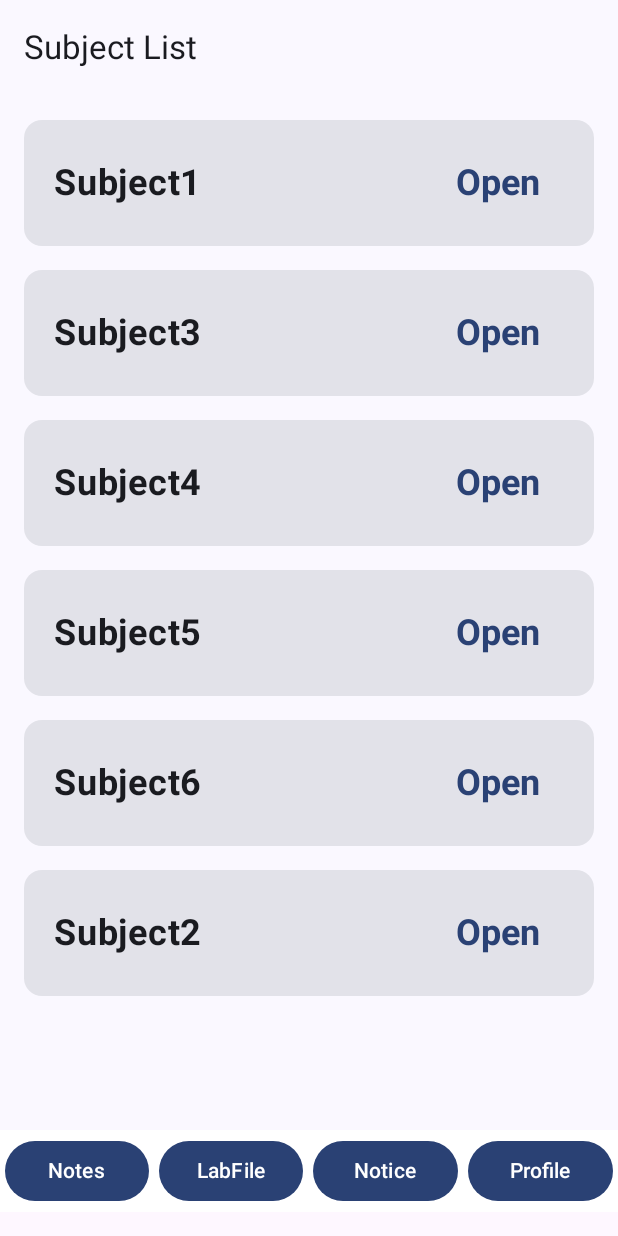
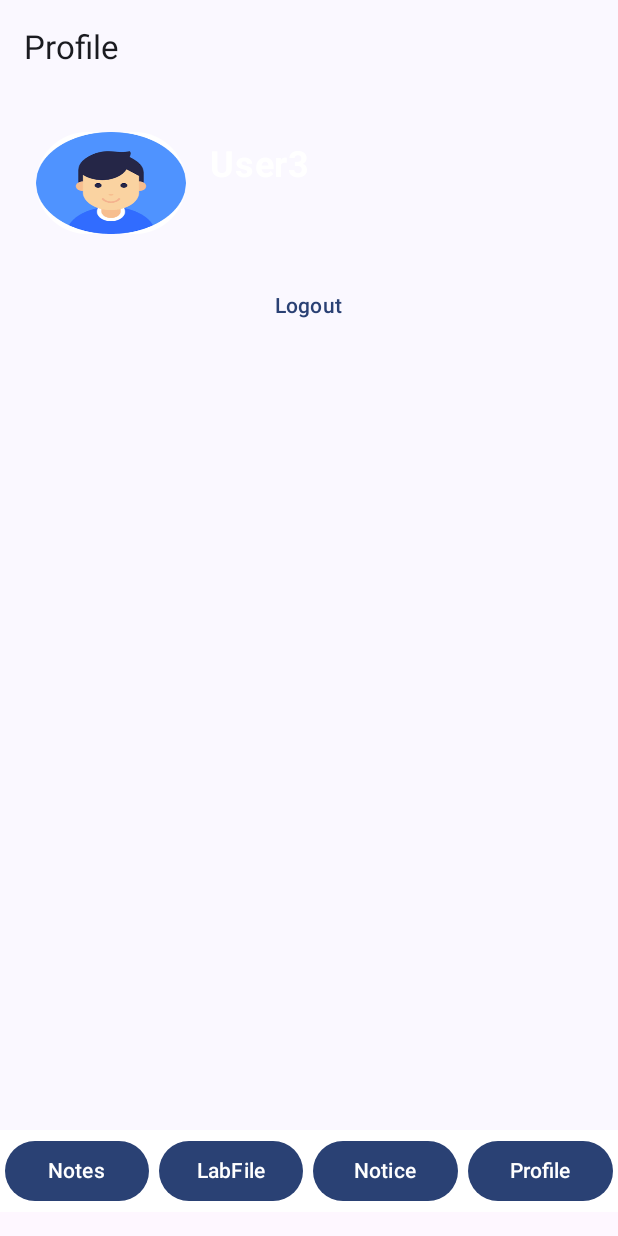
Before and after one commit to saurabhalp/MyProjectApp, an Android app built with Jetpack Compose: the App screen opened through its navigation route, after a tap on "Profile", on a phone screen of 412 x 824 dp. Run offline under Robolectric (Android 15) with nearby library versions, the phone set to English and light mode, and no system bars; our stand-ins replace Firebase (no records; nobody signed in at launch, a user with empty details on screens opened directly).

Commit message:
Added Profile

```diff
--- a/app/src/main/java/com/saurabhalp/myprojectapp/LoginScreen.kt
+++ b/app/src/main/java/com/saurabhalp/myprojectapp/LoginScreen.kt
@@ -48,6 +48,7 @@ import androidx.compose.ui.text.input.VisualTransformation
 import androidx.compose.ui.tooling.preview.Preview
 import androidx.compose.ui.unit.dp
 import androidx.compose.ui.unit.sp
+import androidx.lifecycle.ViewModel
 import androidx.navigation.compose.rememberNavController
 import com.google.firebase.auth.FirebaseAuth
 import com.google.firebase.auth.ktx.auth
@@ -55,7 +56,7 @@ import com.google.firebase.ktx.Firebase
 
 lateinit var auth : FirebaseAuth
 @Composable
-fun LoginScreen(navController: NavHostController) {
+fun LoginScreen(navController: NavHostController,viewModel: MainViewModel) {
     var email = remember { mutableStateOf("") }
     var password = remember { mutableStateOf("") }
     var passwordVisible = remember { mutableStateOf(false) }
@@ -145,6 +146,7 @@ fun LoginScreen(navController: NavHostController) {
                                             loading = false
                                             MainViewModel().login()
                                             navController.navigate("home2")
+                                            navController.popBackStack("login", inclusive = true)
                                         } else {
                                             loading = false
                                             Toast.makeText(context, "Error", Toast.LENGTH_SHORT)
@@ -179,5 +181,5 @@ fun LoginScreen(navController: NavHostController) {
 @Composable
 @Preview
 fun loginPreview(){
-    LoginScreen(rememberNavController())
+    LoginScreen(rememberNavController(),MainViewModel())
 }
--- a/app/src/main/java/com/saurabhalp/myprojectapp/MainActivity.kt
+++ b/app/src/main/java/com/saurabhalp/myprojectapp/MainActivity.kt
@@ -37,6 +37,7 @@ import androidx.compose.ui.Alignment
 import androidx.compose.ui.Modifier
 import androidx.compose.ui.graphics.Color
 import androidx.compose.ui.graphics.vector.ImageVector
+import androidx.compose.ui.platform.LocalContext
 import androidx.compose.ui.text.font.FontWeight
 import androidx.compose.ui.tooling.preview.Preview
 import androidx.compose.ui.unit.dp
@@ -86,8 +87,13 @@ fun fetchUsername(uid: String, context: Context, onResult: (String) -> Unit) {
 }
 @Composable
 fun Greeting(name: String) {
-        Surface(modifier = Modifier.fillMaxSize().statusBarsPadding()) {
-            Box (Modifier.fillMaxSize().background(color = Color.Gray)){
+        Surface(modifier = Modifier
+            .fillMaxSize()
+            .statusBarsPadding()) {
+            Box (
+                Modifier
+                    .fillMaxSize()
+                    .background(color = Color.Gray)){
                 Column(horizontalAlignment = Alignment.CenterHorizontally,
                     verticalArrangement = Arrangement.Center,
                     modifier = Modifier
@@ -114,22 +120,45 @@ fun previewHome(){
 @Composable
 fun MainScreen(viewModel: MainViewModel) {
     val navController = rememberNavController()
+    val context = LocalContext.current
 
     Scaffold(
         modifier = Modifier.padding(bottom = 16.dp),
         bottomBar = {
-                Row (Modifier.fillMaxWidth().background(Color.White)){
-                    Button(onClick = {navController.navigate("home2")},
-                        Modifier.weight(1f).padding(3.dp)) { Text("Notes", )
+                Row (
+                    Modifier
+                        .fillMaxWidth()
+                        .background(Color.White)){
+                    Button(onClick = {
+                        if(FirebaseAuth.getInstance().currentUser!=null){
+                            navController.popBackStack()
+                        navController.navigate("home2")
+                        }
+                        else{
+                            Toast.makeText(context, "Login First", Toast.LENGTH_SHORT).show()
+                            }},
+
+                            Modifier
+                                .weight(1f)
+                                .padding(3.dp)) { Text("Notes", )
                     }
                     Button(onClick = { },
-                        Modifier.weight(1f).padding(3.dp)) { Text("LabFile",maxLines = 1)
+                        Modifier
+                            .weight(1f)
+                            .padding(3.dp)) { Text("LabFile",maxLines = 1)
                     }
                     Button(onClick = {},
-                        Modifier.weight(1f).padding(3.dp)) { Text("Notice")
+                        Modifier
+                            .weight(1f)
+                            .padding(3.dp)) { Text("Notice")
                     }
-                    Button(onClick = {},
-                        Modifier.weight(1f).padding(3.dp)) { Text("Profile")
+                    Button(onClick = { navController.popBackStack()
+                        navController.navigate("profile")
+
+                                     },
+                        Modifier
+                            .weight(1f)
+                            .padding(3.dp)) { Text("Profile")
                     }}
 
         }
@@ -139,9 +168,10 @@ fun MainScreen(viewModel: MainViewModel) {
                 if (FirebaseAuth.getInstance().currentUser != null) "home2" else
                     "login"
             ) {
-                composable("login") { LoginScreen(navController) }
+                composable("login") { LoginScreen(navController,viewModel) }
                 composable("signup") { Screen2(navController) }
                 composable("home2") { App(navController) }
+                composable("profile") { ProfileScreen() }
                 composable("App2/{detailText}") { backStackEntry ->
                     val detailText = backStackEntry.arguments?.getString("detailText") ?: ""
                     App2(navController, detailText)
--- a/app/src/main/java/com/saurabhalp/myprojectapp/PdfScreen.kt
+++ b/app/src/main/java/com/saurabhalp/myprojectapp/PdfScreen.kt
@@ -182,7 +182,9 @@ fun NotesList(id: String,navController: NavController) {
                 TextButton(onClick = {
                     FirebaseAuth.getInstance().signOut()
                     navController.navigate("login")
+                    navController.popBackStack("home2", inclusive = true)
                 }
+
                 ) { Text(text = "Logout") }
             }
         }
@@ -329,7 +331,6 @@ fun notePreview(){
 //        }
 //}
 
-
 @Composable
 fun PdfItemView(pdf: NotesPdf) {
     val context = LocalContext.current
--- /dev/null
+++ b/app/src/main/java/com/saurabhalp/myprojectapp/ProfileScreen.kt
@@ -0,0 +1,120 @@
+package com.saurabhalp.myprojectapp
+
+import android.util.Log
+import android.view.RoundedCorner
+import android.widget.Toast
+import androidx.compose.foundation.Image
+import androidx.compose.foundation.layout.Box
+import androidx.compose.foundation.layout.Column
+import androidx.compose.foundation.layout.Row
+import androidx.compose.foundation.layout.fillMaxSize
+import androidx.compose.foundation.layout.fillMaxWidth
+import androidx.compose.foundation.layout.height
+import androidx.compose.foundation.layout.padding
+import androidx.compose.foundation.shape.CircleShape
+import androidx.compose.foundation.shape.RoundedCornerShape
+import androidx.compose.material3.Button
+import androidx.compose.material3.ExperimentalMaterial3Api
+import androidx.compose.material3.Scaffold
+import androidx.compose.material3.Text
+import androidx.compose.material3.TextButton
+import androidx.compose.material3.TopAppBar
+import androidx.compose.runtime.Composable
+import androidx.compose.runtime.mutableStateOf
+import androidx.compose.runtime.remember
+import androidx.compose.ui.Alignment
+import androidx.compose.ui.Modifier
+import androidx.compose.ui.draw.clip
+import androidx.compose.ui.graphics.Color
+import androidx.compose.ui.layout.ContentScale
+import androidx.compose.ui.platform.LocalContext
+import androidx.compose.ui.res.painterResource
+import androidx.compose.ui.text.font.FontWeight
+import androidx.compose.ui.tooling.preview.Preview
+import androidx.compose.ui.unit.dp
+import androidx.compose.ui.unit.sp
+import com.google.firebase.auth.FirebaseAuth
+import com.google.firebase.firestore.FirebaseFirestore
+
+@OptIn(ExperimentalMaterial3Api::class)
+@Composable
+fun ProfileScreen(){
+    val context = LocalContext.current
+    var email = remember { mutableStateOf("") }
+    var name = remember { mutableStateOf("") }
+    var db = FirebaseAuth.getInstance().currentUser
+    if(db!=null){
+    email.value = db.email.toString()
+    }
+    else{
+        name.value = "Error Getting Email"
+    }
+        var docRef = db?.let { FirebaseFirestore.getInstance().collection("users").document(it.uid) }
+    if (docRef != null) {
+        docRef.get()
+            .addOnSuccessListener { document ->
+                if (document != null) {
+                    name.value = document.getString("name") ?: "User3"
+                } else {
+                    Toast.makeText(context, "error in fetching name", Toast.LENGTH_SHORT).show()
+                    name.value = "User1"
+                }
+            }
+            .addOnFailureListener { exception ->
+                Log.w("FetchUsername", "Error getting document", exception)
+                name.value = "UserName"
+            }
+    }
+    Scaffold(
+        topBar = {
+            TopAppBar(title = { Text("Profile") })
+        }
+    ) {
+
+        Column(Modifier.fillMaxSize().padding(it)) {
+            Row(Modifier.fillMaxWidth().padding(8.dp).height(100.dp)) {
+                Box(Modifier.padding(8.dp).weight(1f)) {
+                    Image(
+                        painter = painterResource(R.drawable.profile),
+                        contentDescription = "Profile",
+                        contentScale = ContentScale.FillBounds,
+                        modifier = Modifier.height(100.dp)
+                            .padding(8.dp).clip(RoundedCornerShape(50))
+                    )
+                }
+
+                Column(Modifier.weight(2f).align(Alignment.CenterVertically)) {
+                    Text(
+                        name.value,
+                        color = Color.White,
+                        fontWeight = FontWeight.Bold,
+                        fontSize = 24.sp
+                    )
+
+                    Text(
+                        text = email.value,
+                        color = Color.White
+                    )
+                }
+
+
+            }
+
+            TextButton(onClick = {
+                FirebaseAuth.getInstance().signOut()
+            }, Modifier.align(Alignment.CenterHorizontally)) {
+                Text("Logout")
+            }
+
+
+        }
+    }
+}
+
+
+
+@Preview
+@Composable
+fun ScreenPreview(){
+    ProfileScreen()
+}
--- a/app/src/main/java/com/saurabhalp/myprojectapp/viewmodel.kt
+++ b/app/src/main/java/com/saurabhalp/myprojectapp/viewmodel.kt
@@ -8,6 +8,7 @@ import androidx.lifecycle.viewmodel.compose.viewModel
 import com.google.firebase.auth.FirebaseAuth
 import com.google.firebase.firestore.firestore
 import com.google.firebase.firestore.ktx.firestore
+import com.google.firebase.ktx.Firebase
 import kotlinx.coroutines.flow.MutableStateFlow
 import kotlinx.coroutines.flow.StateFlow
 import kotlinx.coroutines.launch
@@ -15,14 +16,19 @@ import kotlinx.coroutines.launch
 class MainViewModel : ViewModel() {
     private val _isLoggedIn = MutableStateFlow(false)
     var isLoggedIn  = _isLoggedIn.value
+    private var _userId = MutableStateFlow("")
+    var userId = _userId.value
     private var _items = MutableStateFlow<List<PdfItem>>(emptyList())
     lateinit var auth: FirebaseAuth
     var tems: StateFlow<List<PdfItem>> = _items
     private var _clicked :String? = null
     var clicked = _clicked
+    var docRef =  Firebase.firestore
+
     fun login() {
             viewModelScope.launch {
                 // Simulate login process
+
                 _isLoggedIn.value = true
             }
         }
```
Also changed, not shown: app/src/main/java/com/saurabhalp/myprojectapp/SingUpScreen.kt (+6 -4 lines), app/src/main/res/drawable/profile.png (added).
